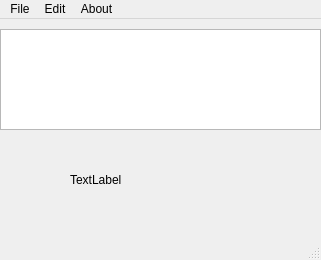
Qt form ui/main.ui (panda2134/PyFormula) before a commit.
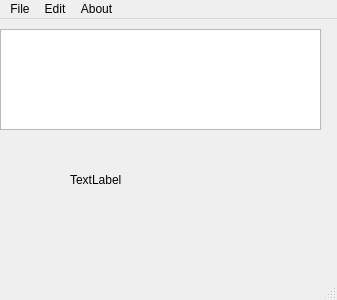
The same form after that commit.

Patch:
```diff
--- a/ui/main.ui
+++ b/ui/main.ui
@@ -6,10 +6,28 @@
    <rect>
     <x>0</x>
     <y>0</y>
-    <width>321</width>
-    <height>260</height>
+    <width>337</width>
+    <height>300</height>
    </rect>
   </property>
+  <property name="sizePolicy">
+   <sizepolicy hsizetype="Fixed" vsizetype="Fixed">
+    <horstretch>0</horstretch>
+    <verstretch>0</verstretch>
+   </sizepolicy>
+  </property>
+  <property name="minimumSize">
+   <size>
+    <width>337</width>
+    <height>300</height>
+   </size>
+  </property>
+  <property name="maximumSize">
+   <size>
+    <width>337</width>
+    <height>300</height>
+   </size>
+  </property>
   <property name="windowTitle">
    <string>MainWindow</string>
   </property>
@@ -55,7 +73,7 @@
     <rect>
      <x>0</x>
      <y>0</y>
-     <width>321</width>
+     <width>337</width>
      <height>23</height>
     </rect>
    </property>
```
Left out of the diff: 5 changed lines with no effect on the pictures.
